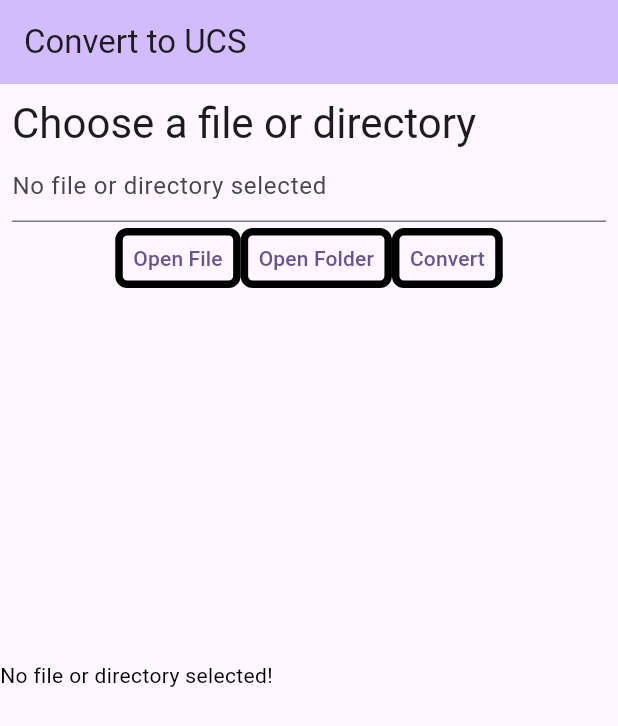
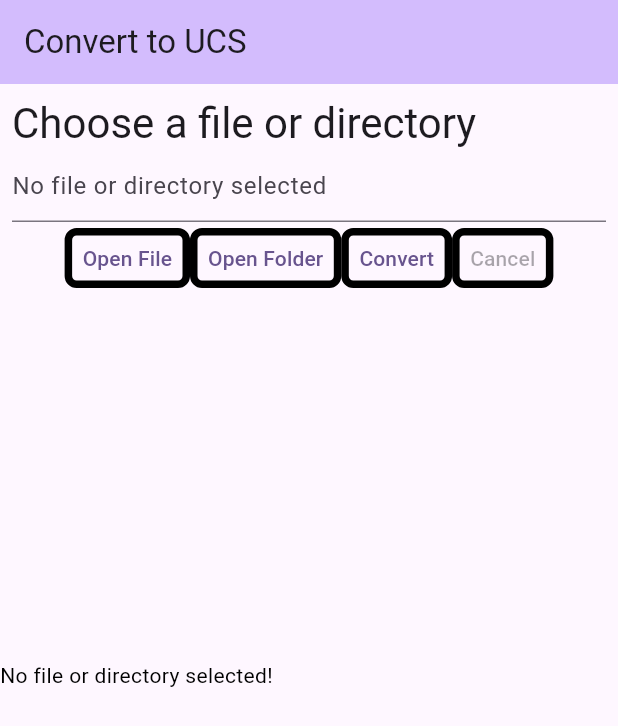
Before and after one commit to valius/UCSConverterTool, a Flutter app: the screen it shows after launch, after a tap on "Convert", on a phone screen of 412 x 824 dp. Shown: the top 726 px of the screen. Run offline on Flutter 3.47's test engine with Material 3 defaults, Android fonts, the light colour scheme and no system bars; our stand-ins replace file_picker.

Commit message:
feat: add cancel functionality so directory conversion can be stopped midway

```diff
--- a/lib/ui/convert_view.dart
+++ b/lib/ui/convert_view.dart
@@ -31,9 +31,10 @@ class _ConvertViewState extends State<ConvertView> {
   final List<String> _supportedExtensions = ['sm', 'ssc'];
   List<String> _outputStrings = ["Idle"];
   List<TextStyle> _outputTextStyles = [const TextStyle(color: Colors.black)];
+
   bool _textMustScroll = false;
-
   bool _buttonsEnabled = true;
+  bool _cancelQueued = false;
 
   void _openFileDialog() async {
     setState(() {
@@ -101,6 +102,11 @@ class _ConvertViewState extends State<ConvertView> {
         await getListOfFilesFromPath(_controller.text, _supportedExtensions);
 
     for (var file in listFiles) {
+      if (_cancelQueued) {
+        //Drop out early if a cancel has been queued
+        break;
+      }
+
       setState(() {
         _outputStrings.add("Generating UCS files from $file...");
         _outputTextStyles.add(const TextStyle(color: Colors.black));
@@ -130,15 +136,28 @@ class _ConvertViewState extends State<ConvertView> {
       });
     }
 
-    setState(() {
-      _outputStrings.add("Conversion completed.");
-      _outputTextStyles.add(const TextStyle(color: Colors.black));
-      _textMustScroll = true;
-    });
+    if (_cancelQueued) {
+      setState(() {
+        _outputStrings.add("Conversion stopped by user.");
+        _outputTextStyles.add(const TextStyle(color: Colors.red));
+        _textMustScroll = true;
+        _cancelQueued = false;
+      });
+    } else {
+      setState(() {
+        _outputStrings.add("Conversion completed.");
+        _outputTextStyles.add(const TextStyle(color: Colors.black));
+        _textMustScroll = true;
+      });
+    }
 
     setState(() {
       _buttonsEnabled = true;
     });
+  }
+
+  void _cancelConversion() async {
+    _cancelQueued = true;
   }
 
   @override
@@ -235,6 +254,22 @@ class _ConvertViewState extends State<ConvertView> {
                             onPressed: _buttonsEnabled ? _convertfile : null,
                             child: const Text('Convert'),
                           ),
+                          TextButton(
+                            style: TextButton.styleFrom(
+                              shape: const RoundedRectangleBorder(
+                                borderRadius:
+                                    BorderRadius.all(Radius.circular(8)),
+                                side: BorderSide(
+                                  color: Colors.black,
+                                  width: 5,
+                                ),
+                              ),
+                            ),
+                            onPressed: !_buttonsEnabled
+                                ? _cancelConversion
+                                : null, //We only want cancel active when conversion is underway
+                            child: const Text('Cancel'),
+                          ),
                         ],
                       )
                     ],
```
